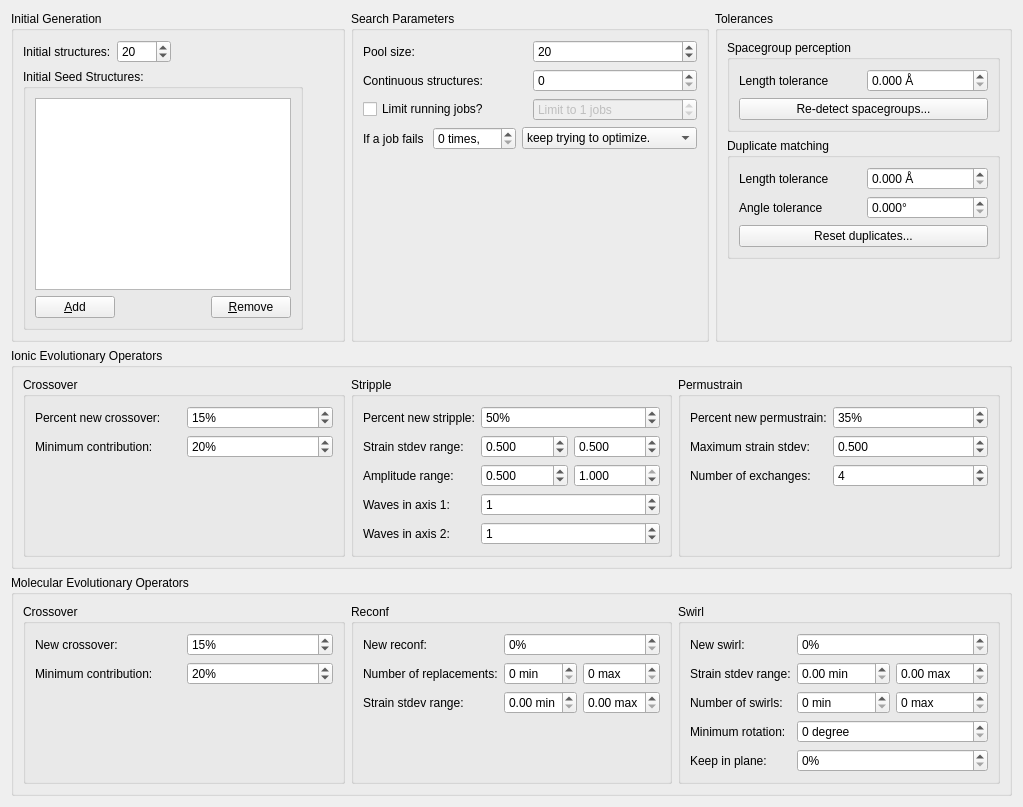
Before: the Qt Designer form src/xtalopt/ui/tab_opt.ui in xtalopt/XtalOpt, drawn with Qt 5.
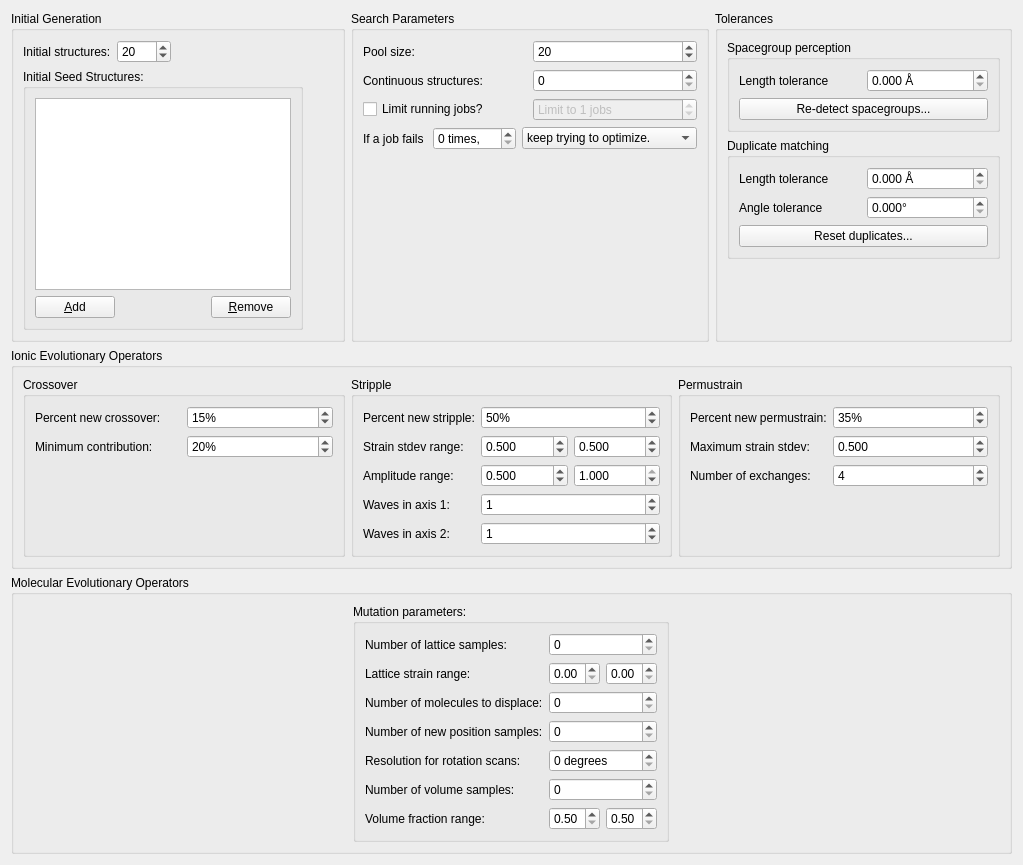
After: the same form once the commit is applied.

Patch:
```diff
--- a/src/xtalopt/ui/tab_opt.ui
+++ b/src/xtalopt/ui/tab_opt.ui
@@ -7,7 +7,7 @@
     <x>0</x>
     <y>0</y>
     <width>1023</width>
-    <height>629</height>
+    <height>778</height>
    </rect>
   </property>
   <property name="windowTitle">
@@ -872,257 +872,74 @@
      </property>
      <layout class="QHBoxLayout" name="horizontalLayout_3">
       <item>
-       <widget class="QGroupBox" name="groupBox_11">
+       <widget class="QGroupBox" name="groupBox_2">
+        <property name="sizePolicy">
+         <sizepolicy hsizetype="Maximum" vsizetype="Preferred">
+          <horstretch>0</horstretch>
+          <verstretch>0</verstretch>
+         </sizepolicy>
+        </property>
         <property name="title">
-         <string>Crossover</string>
+         <string>Mutation parameters:</string>
         </property>
         <layout class="QGridLayout" name="gridLayout_11">
-         <item row="2" column="0">
-          <widget class="QLabel" name="label_28">
-           <property name="toolTip">
-            <string/>
-           </property>
-           <property name="text">
-            <string>New crossover:</string>
-           </property>
-           <property name="buddy">
-            <cstring>spin_p_cross</cstring>
-           </property>
-          </widget>
-         </item>
-         <item row="2" column="1">
-          <widget class="QSpinBox" name="spin_mga_p_cross">
-           <property name="toolTip">
-            <string>Percentage of new structures to be created from the crossover operator.</string>
-           </property>
-           <property name="suffix">
-            <string>%</string>
-           </property>
-           <property name="maximum">
-            <number>100</number>
-           </property>
-           <property name="value">
-            <number>15</number>
-           </property>
-          </widget>
-         </item>
-         <item row="3" column="0">
+         <item row="0" column="0">
           <widget class="QLabel" name="label_11">
            <property name="text">
-            <string>Minimum contribution:</string>
+            <string>Number of lattice samples:</string>
            </property>
            <property name="buddy">
             <cstring>spin_cross_minimumContribution</cstring>
            </property>
           </widget>
          </item>
-         <item row="3" column="1">
-          <widget class="QSpinBox" name="spin_mga_cross_minimumContribution">
-           <property name="toolTip">
-            <string>This is the smallest contribution a parent may make to the offspring during crossover.
-
-Default: 25%</string>
-           </property>
-           <property name="suffix">
-            <string>%</string>
-           </property>
-           <property name="maximum">
-            <number>50</number>
-           </property>
-           <property name="value">
-            <number>20</number>
-           </property>
-          </widget>
-         </item>
-         <item row="4" column="1">
-          <spacer name="verticalSpacer_6">
-           <property name="orientation">
-            <enum>Qt::Vertical</enum>
-           </property>
-           <property name="sizeHint" stdset="0">
-            <size>
-             <width>20</width>
-             <height>40</height>
-            </size>
-           </property>
-          </spacer>
-         </item>
-        </layout>
-       </widget>
-      </item>
-      <item>
-       <widget class="QGroupBox" name="groupBox_13">
-        <property name="title">
-         <string>Reconf</string>
-        </property>
-        <layout class="QGridLayout" name="gridLayout_12">
-         <item row="1" column="0">
+         <item row="4" column="0">
           <widget class="QLabel" name="label_12">
            <property name="text">
-            <string>New reconf:</string>
+            <string>Resolution for rotation scans:</string>
            </property>
           </widget>
          </item>
-         <item row="2" column="0">
+         <item row="3" column="0">
           <widget class="QLabel" name="label_13">
            <property name="text">
-            <string>Number of replacements:</string>
+            <string>Number of new position samples:</string>
            </property>
           </widget>
          </item>
-         <item row="3" column="0">
+         <item row="1" column="0">
           <widget class="QLabel" name="label_14">
            <property name="text">
-            <string>Strain stdev range:</string>
+            <string>Lattice strain range:</string>
            </property>
           </widget>
          </item>
-         <item row="1" column="1" colspan="2">
-          <widget class="QSpinBox" name="spin_mga_p_reconf">
-           <property name="toolTip">
-            <string>Percentage of new structures to be created from the reconf operator.</string>
-           </property>
-           <property name="suffix">
-            <string>%</string>
-           </property>
-           <property name="maximum">
-            <number>100</number>
-           </property>
-          </widget>
-         </item>
-         <item row="2" column="1">
-          <widget class="QSpinBox" name="spin_mga_reconf_minSubMolsToReplace">
-           <property name="toolTip">
-            <string>Minimum number of submolecular units to replace with a new conformer.</string>
-           </property>
-           <property name="suffix">
-            <string> min</string>
-           </property>
-          </widget>
-         </item>
-         <item row="2" column="2">
-          <widget class="QSpinBox" name="spin_mga_reconf_maxSubMolsToReplace">
-           <property name="toolTip">
-            <string>Maximum number of submolecular units to replace with a new conformer.</string>
-           </property>
-           <property name="suffix">
-            <string> max</string>
-           </property>
-          </widget>
-         </item>
-         <item row="3" column="1">
-          <widget class="QDoubleSpinBox" name="spin_mga_reconf_minStrain">
-           <property name="toolTip">
-            <string>Minimum standard deviation for the random elements in the strain matrix.
-</string>
-           </property>
-           <property name="suffix">
-            <string> min</string>
-           </property>
-           <property name="maximum">
-            <double>1.000000000000000</double>
-           </property>
-           <property name="singleStep">
-            <double>0.050000000000000</double>
-           </property>
-          </widget>
-         </item>
-         <item row="3" column="2">
-          <widget class="QDoubleSpinBox" name="spin_mga_reconf_maxStrain">
-           <property name="toolTip">
-            <string>Maximum standard deviation for the random elements in the strain matrix.
-</string>
-           </property>
-           <property name="suffix">
-            <string> max</string>
-           </property>
-           <property name="maximum">
-            <double>1.000000000000000</double>
-           </property>
-           <property name="singleStep">
-            <double>0.050000000000000</double>
-           </property>
-          </widget>
-         </item>
-         <item row="4" column="0">
-          <spacer name="verticalSpacer_7">
-           <property name="orientation">
-            <enum>Qt::Vertical</enum>
-           </property>
-           <property name="sizeHint" stdset="0">
-            <size>
-             <width>20</width>
-             <height>40</height>
-            </size>
-           </property>
-          </spacer>
-         </item>
-        </layout>
-       </widget>
-      </item>
-      <item>
-       <widget class="QGroupBox" name="groupBox_12">
-        <property name="title">
-         <string>Swirl</string>
-        </property>
-        <layout class="QGridLayout" name="gridLayout_13">
-         <item row="0" column="0">
-          <widget class="QLabel" name="label_19">
-           <property name="text">
-            <string>New swirl:</string>
-           </property>
-          </widget>
-         </item>
-         <item row="1" column="0">
+         <item row="2" column="0">
           <widget class="QLabel" name="label_15">
            <property name="text">
-            <string>Strain stdev range:</string>
+            <string>Number of molecules to displace:</string>
            </property>
           </widget>
          </item>
-         <item row="2" column="0">
+         <item row="5" column="0">
           <widget class="QLabel" name="label_16">
            <property name="text">
-            <string>Number of swirls:</string>
+            <string>Number of volume samples:</string>
            </property>
           </widget>
          </item>
-         <item row="3" column="0">
+         <item row="6" column="0">
           <widget class="QLabel" name="label_17">
            <property name="text">
-            <string>Minimum rotation:</string>
-           </property>
-          </widget>
-         </item>
-         <item row="4" column="0">
-          <widget class="QLabel" name="label_18">
-           <property name="text">
-            <string>Keep in plane:</string>
+            <string>Volume fraction range:</string>
            </property>
           </widget>
          </item>
          <item row="0" column="1" colspan="2">
-          <widget class="QSpinBox" name="spin_mga_p_swirl">
-           <property name="toolTip">
-            <string>Percentage of new structures to be created from the swirl operator.</string>
-           </property>
-           <property name="suffix">
-            <string>%</string>
-           </property>
-           <property name="maximum">
-            <number>100</number>
-           </property>
-          </widget>
+          <widget class="QSpinBox" name="spin_mga_latticeSamples"/>
          </item>
          <item row="1" column="1">
-          <widget class="QDoubleSpinBox" name="spin_mga_swirl_minStrain">
-           <property name="toolTip">
-            <string>Minimum standard deviation for the random elements in the strain matrix.
-</string>
-           </property>
-           <property name="suffix">
-            <string> min</string>
-           </property>
+          <widget class="QDoubleSpinBox" name="spin_mga_strainMin">
            <property name="maximum">
             <double>1.000000000000000</double>
            </property>
@@ -1132,78 +949,57 @@
           </widget>
          </item>
          <item row="1" column="2">
-          <widget class="QDoubleSpinBox" name="spin_mga_swirl_maxStrain">
-           <property name="toolTip">
-            <string>Maximum standard deviation for the random elements in the strain matrix.
-</string>
-           </property>
-           <property name="suffix">
-            <string> max</string>
-           </property>
+          <widget class="QDoubleSpinBox" name="spin_mga_strainMax">
            <property name="maximum">
             <double>1.000000000000000</double>
            </property>
            <property name="singleStep">
-            <double>0.050000000000000</double>
-           </property>
-          </widget>
-         </item>
-         <item row="2" column="1">
-          <widget class="QSpinBox" name="spin_mga_swirl_minSubMolsToRotate">
-           <property name="toolTip">
-            <string>Number of molecular subunits to rotate during the generation of the offspring.</string>
-           </property>
-           <property name="suffix">
-            <string> min</string>
-           </property>
-          </widget>
-         </item>
-         <item row="2" column="2">
-          <widget class="QSpinBox" name="spin_mga_swirl_maxSubMolsToRotate">
-           <property name="toolTip">
-            <string>Maximum number of molecular subunits to rotate during the generation of the new offspring.</string>
-           </property>
-           <property name="suffix">
-            <string> max</string>
+            <double>0.100000000000000</double>
            </property>
           </widget>
          </item>
          <item row="4" column="1" colspan="2">
-          <widget class="QSpinBox" name="spin_mga_swirl_percentInPlane">
-           <property name="toolTip">
-            <string>Percentage of rotations that preserve the &quot;plane&quot; of the molecular subunit.</string>
-           </property>
+          <widget class="QSpinBox" name="spin_mga_rotResDeg">
            <property name="suffix">
-            <string>%</string>
+            <string> degrees</string>
            </property>
            <property name="maximum">
-            <number>100</number>
+            <number>360</number>
            </property>
           </widget>
          </item>
-         <item row="5" column="0">
-          <spacer name="verticalSpacer_8">
-           <property name="orientation">
-            <enum>Qt::Vertical</enum>
-           </property>
-           <property name="sizeHint" stdset="0">
-            <size>
-             <width>20</width>
-             <height>40</height>
-            </size>
-           </property>
-          </spacer>
+         <item row="2" column="1" colspan="2">
+          <widget class="QSpinBox" name="spin_mga_numMovers"/>
          </item>
          <item row="3" column="1" colspan="2">
-          <widget class="QSpinBox" name="spin_mga_swirl_minRotationDegree">
-           <property name="toolTip">
-            <string>Minimum angle for the rotations.</string>
+          <widget class="QSpinBox" name="spin_mga_numDisplacements"/>
+         </item>
+         <item row="6" column="2">
+          <widget class="QDoubleSpinBox" name="spin_mga_volMaxFrac">
+           <property name="minimum">
+            <double>0.500000000000000</double>
            </property>
-           <property name="suffix">
-            <string> degree</string>
+           <property name="maximum">
+            <double>2.000000000000000</double>
            </property>
+           <property name="singleStep">
+            <double>0.100000000000000</double>
+           </property>
+          </widget>
+         </item>
+         <item row="5" column="1" colspan="2">
+          <widget class="QSpinBox" name="spin_mga_numVolSamples"/>
+         </item>
+         <item row="6" column="1">
+          <widget class="QDoubleSpinBox" name="spin_mga_volMinFrac">
+           <property name="minimum">
+            <double>0.500000000000000</double>
+           </property>
            <property name="maximum">
-            <number>180</number>
+            <double>2.000000000000000</double>
+           </property>
+           <property name="singleStep">
+            <double>0.100000000000000</double>
            </property>
           </widget>
          </item>
```
Left out of the diff: 22 changed lines with no effect on the pictures.
